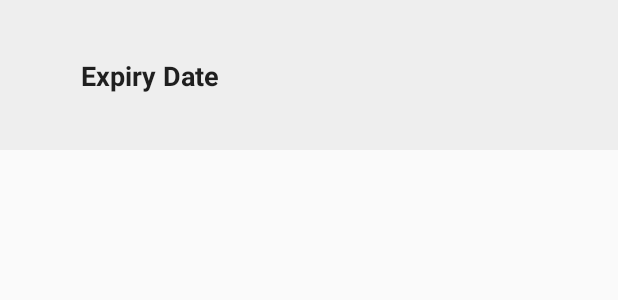
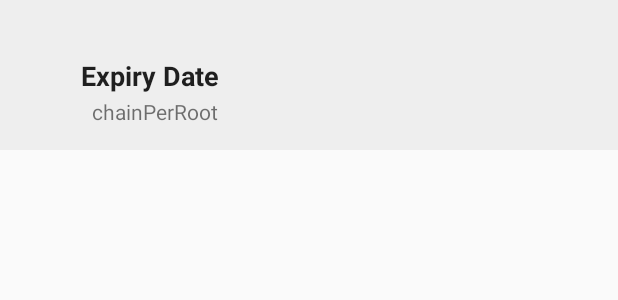
Before and after one commit to kingsframe/options-trader-android, an Android app: the layout expiration_date_item.xml on its own in the app's theme, with its tools: preview values and no code run, on a phone screen of 412 x 824 dp. Shown: the top 300 px of the screen. Run offline under Robolectric (Android 15) with nearby library versions, the phone set to English and light mode, and no system bars.

Commit message:
chainPerRoot added to activity

```diff
--- a/app/src/main/java/ca/sog/SOG/DataClass/ExpirationDate.kt
+++ b/app/src/main/java/ca/sog/SOG/DataClass/ExpirationDate.kt
@@ -21,7 +21,7 @@ Sample JSON response
 		"description":   "BANK OF MONTREAL",
 		"listingExchange":   "MX",
 		"optionExerciseType":   "American",
-		"chainPerRoot": [
+`		"chainPerRoot": [
 		    {
 			"root":   "BMO",
 			"chainPerStrikePrice": [
@@ -44,7 +44,7 @@ Sample JSON response
 				],
 		       	"multiplier":   100
 		      }
-	       ]
+	       ]`
         }
      ]
 }
--- a/app/src/main/res/layout/expiration_date_item.xml
+++ b/app/src/main/res/layout/expiration_date_item.xml
@@ -23,4 +23,15 @@
         app:layout_constraintStart_toStartOf="parent"
         app:layout_constraintTop_toTopOf="parent" />
 
+    <TextView
+        android:id="@+id/chainPerRoot"
+        android:layout_width="wrap_content"
+        android:layout_height="wrap_content"
+        android:layout_marginBottom="16dp"
+        android:text="chainPerRoot"
+        app:layout_constraintBottom_toBottomOf="parent"
+        app:layout_constraintEnd_toEndOf="parent"
+        app:layout_constraintHorizontal_bias="0.187"
+        app:layout_constraintStart_toStartOf="parent" />
+
 </androidx.constraintlayout.widget.ConstraintLayout>
```
Also changed, not shown: app/src/main/java/ca/sog/SOG/Activities/OptionsSearchActivity.kt (+11 -3 lines), app/src/main/java/ca/sog/SOG/Adapters/ExpirationDateAdapter.kt (+8 -11 lines).
